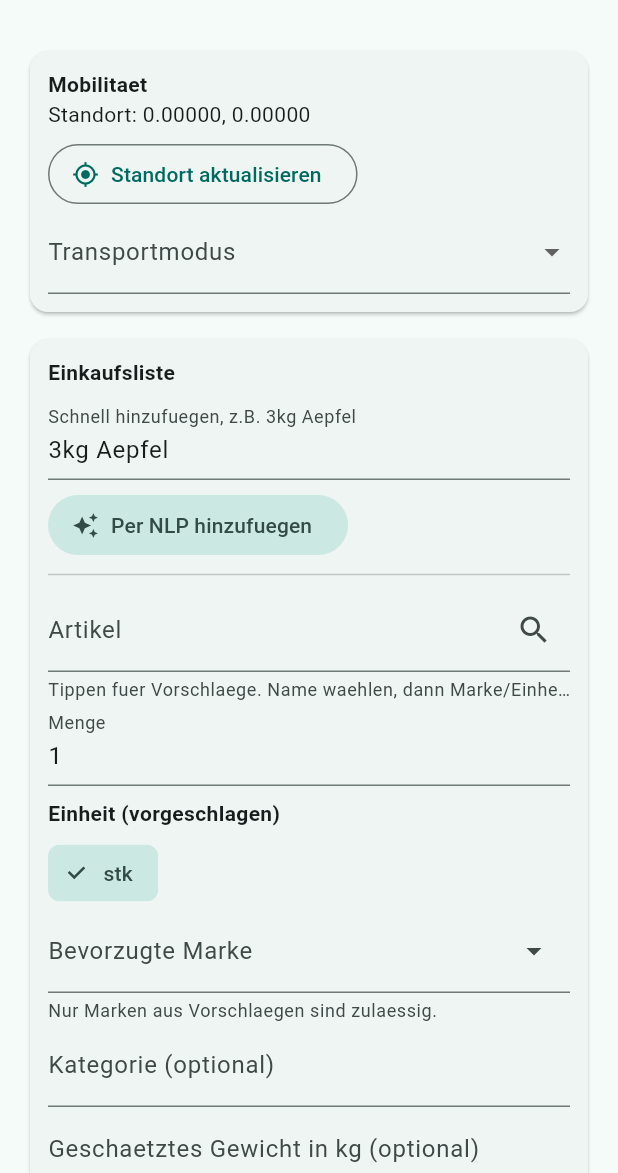
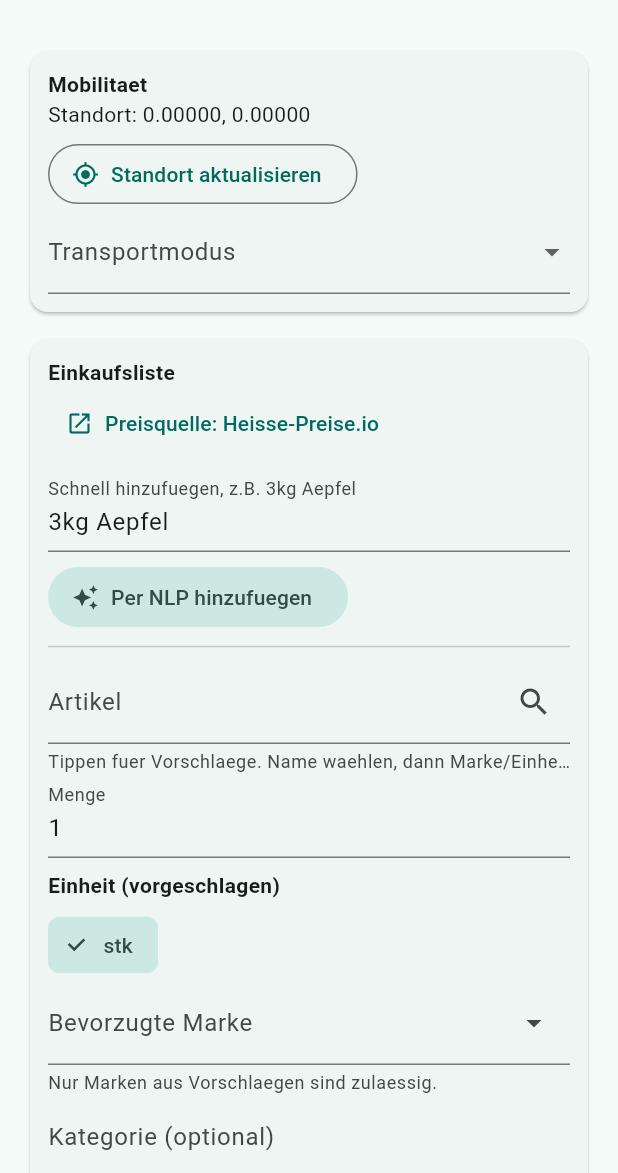
Before and after one commit to maks1212/AInkauf, a Flutter app: the PlannerScreen screen opened directly with empty values, on a phone screen of 412 x 824 dp, the part 63-1236 px from its top. Run offline on Flutter 3.47's test engine with Material 3 defaults, Android fonts, the phone set to English and light mode, and no system bars; our stand-ins replace geolocator, google_maps_flutter, shared_preferences; accounts and stored records are empty.

Commit message:
Add clickable grocery price source link in app
Co-authored-by: maks1212 <maks1212@users.noreply.github.com>

```diff
--- a/mobile/lib/main.dart
+++ b/mobile/lib/main.dart
@@ -6,6 +6,7 @@ import 'package:flutter/material.dart';
 import 'package:geolocator/geolocator.dart';
 import 'package:google_maps_flutter/google_maps_flutter.dart';
 import 'package:shared_preferences/shared_preferences.dart';
+import 'package:url_launcher/url_launcher.dart';
 
 import 'api_client.dart';
 import 'models.dart';
@@ -362,6 +363,7 @@ class PlannerScreen extends StatefulWidget {
 }
 
 class _PlannerScreenState extends State<PlannerScreen> {
+  static const String _priceSourceUrl = 'https://heisse-preise.io';
   static const List<String> _itemFallbackSuggestions = [
     'Gouda',
     'Schinken',
@@ -664,6 +666,16 @@ class _PlannerScreenState extends State<PlannerScreen> {
           updatingLocation = false;
         });
       }
+    }
+  }
+
+  Future<void> _openPriceSourceLink() async {
+    final uri = Uri.parse(_priceSourceUrl);
+    final launched = await launchUrl(uri, mode: LaunchMode.platformDefault);
+    if (!launched && mounted) {
+      setState(() {
+        error = 'Konnte Preisquelle nicht oeffnen: $_priceSourceUrl';
+      });
     }
   }
 
@@ -1221,6 +1233,16 @@ class _PlannerScreenState extends State<PlannerScreen> {
                     'Einkaufsliste',
                     style: TextStyle(fontWeight: FontWeight.bold),
                   ),
+                  Align(
+                    alignment: Alignment.centerLeft,
+                    child: TextButton.icon(
+                      onPressed: _openPriceSourceLink,
+                      icon: const Icon(Icons.open_in_new, size: 18),
+                      label: const Text(
+                        'Preisquelle: Heisse-Preise.io',
+                      ),
+                    ),
+                  ),
                   const SizedBox(height: 6),
                   TextField(
                     controller: quickInputController,
--- a/mobile/pubspec.yaml
+++ b/mobile/pubspec.yaml
@@ -13,6 +13,7 @@ dependencies:
   google_maps_flutter: ^2.12.3
   shared_preferences: ^2.5.3
   geolocator: ^14.0.2
+  url_launcher: ^6.3.2
 
 dev_dependencies:
   flutter_test:
```
Also changed, not shown: mobile/pubspec.lock.
